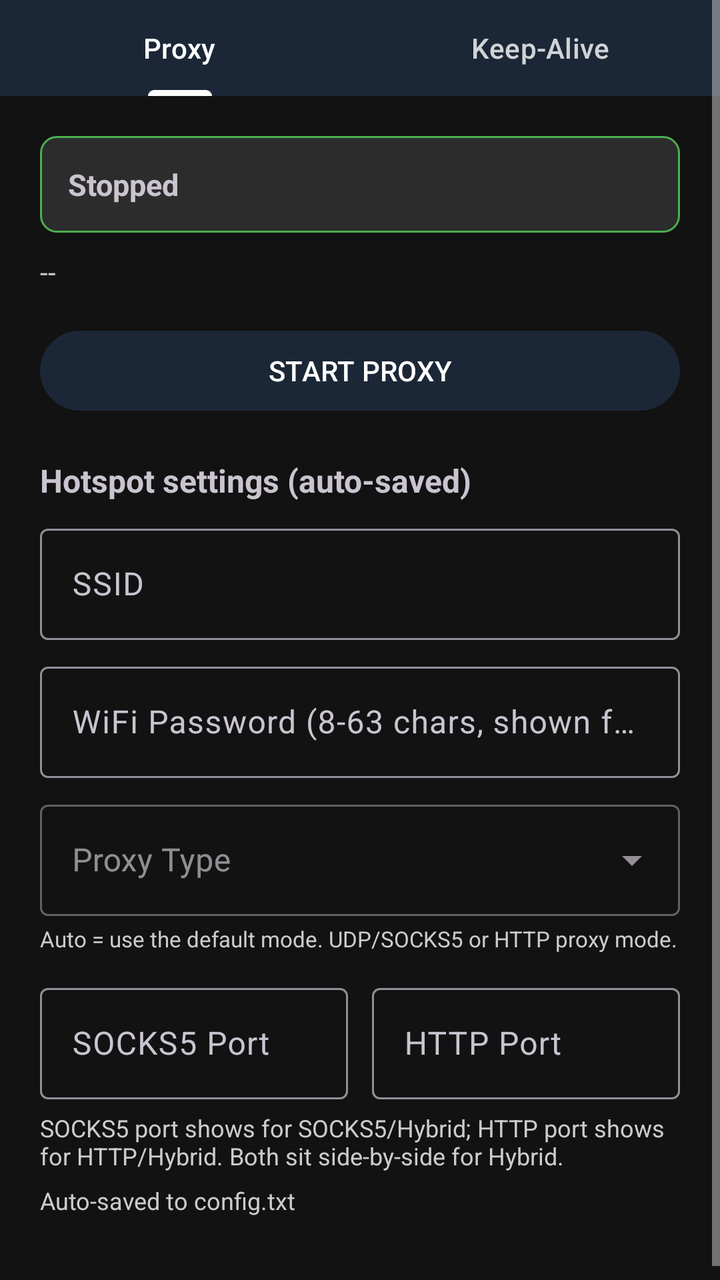
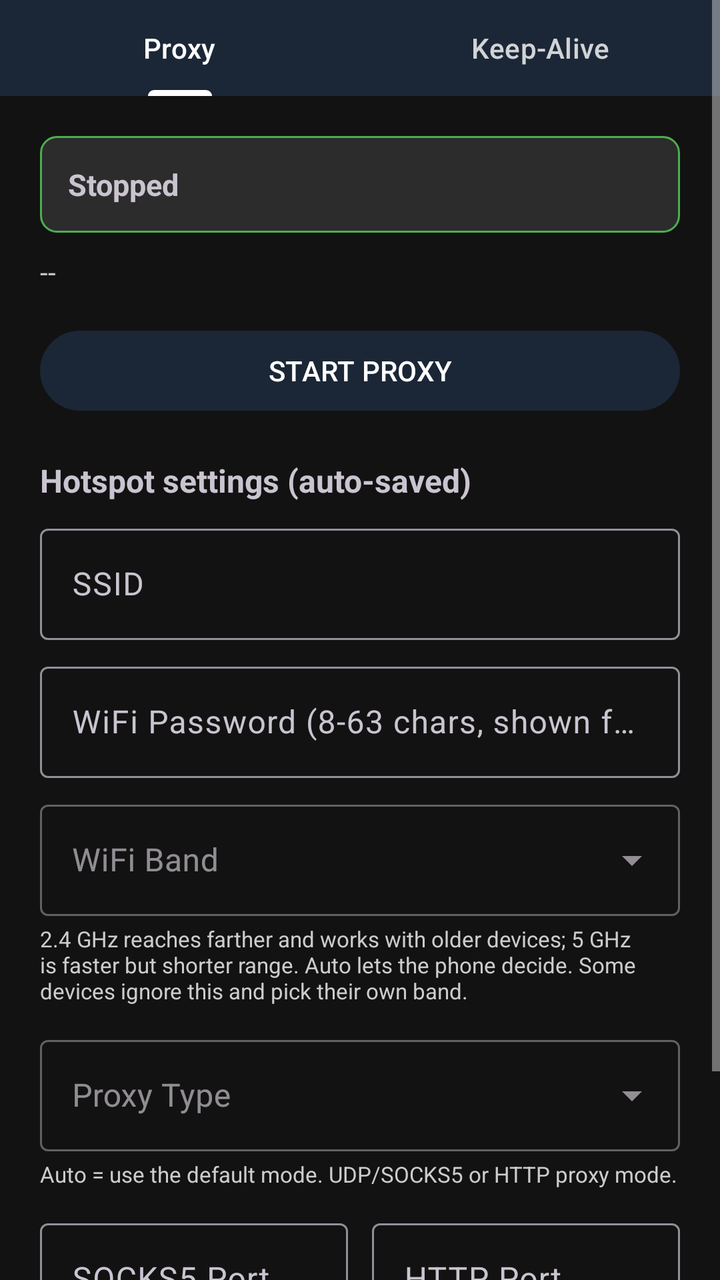

Screens rendered from an Android XML layout before and after an edit, with the pre-edit source and the edit as a unified diff.
<!-- AndroidManifest.xml: application theme Theme.Sacram -->
<!-- res/layout/activity_main.xml -->
<?xml version="1.0" encoding="utf-8"?>
<ScrollView xmlns:android="http://schemas.android.com/apk/res/android"
    android:layout_width="match_parent"
    android:layout_height="match_parent"
    android:background="@color/bg"
    android:fillViewport="true">

    <LinearLayout
        android:layout_width="match_parent"
        android:layout_height="wrap_content"
        android:orientation="vertical">

        <com.google.android.material.tabs.TabLayout
            android:id="@+id/tabLayout"
            android:layout_width="match_parent"
            android:layout_height="wrap_content"
            android:background="@color/primary"
            app:tabIndicatorColor="@color/on_primary"
            app:tabSelectedTextColor="@color/on_primary"
            app:tabTextColor="#CCFFFFFF"
            xmlns:app="http://schemas.android.com/apk/res-auto">

            <com.google.android.material.tabs.TabItem
                android:layout_width="wrap_content"
                android:layout_height="wrap_content"
                android:text="Proxy" />

            <com.google.android.material.tabs.TabItem
                android:layout_width="wrap_content"
                android:layout_height="wrap_content"
                android:text="Keep-Alive" />
        </com.google.android.material.tabs.TabLayout>

        
        <LinearLayout
            android:id="@+id/tabProxy"
            android:layout_width="match_parent"
            android:layout_height="wrap_content"
            android:orientation="vertical"
            android:padding="20dp">

            <TextView
                android:id="@+id/tvStatus"
                android:layout_width="match_parent"
                android:layout_height="wrap_content"
                android:background="@drawable/bg_status"
                android:padding="14dp"
                android:text="Stopped"
                android:textIsSelectable="true"
                android:textSize="15sp"
                android:textStyle="bold" />

            <TextView
                android:id="@+id/tvInfo"
                android:layout_width="match_parent"
                android:layout_height="wrap_content"
                android:layout_marginTop="10dp"
                android:text="--"
                android:textIsSelectable="true"
                android:textSize="14sp" />

            <Button
                android:id="@+id/btnToggle"
                android:layout_width="match_parent"
                android:layout_height="wrap_content"
                android:layout_marginTop="16dp"
                android:text="START PROXY" />

            <TextView
                android:layout_width="match_parent"
                android:layout_height="wrap_content"
                android:layout_marginTop="20dp"
                android:text="Hotspot settings (auto-saved)"
                android:textSize="16sp"
                android:textStyle="bold" />

            <com.google.android.material.textfield.TextInputLayout
                android:id="@+id/tilSsid"
                android:layout_width="match_parent"
                android:layout_height="wrap_content"
                android:layout_marginTop="8dp"
                android:hint="SSID">

                <com.google.android.material.textfield.TextInputEditText
                    android:id="@+id/etSsid"
                    android:layout_width="match_parent"
                    android:layout_height="wrap_content"
                    android:inputType="text" />
            </com.google.android.material.textfield.TextInputLayout>

            <com.google.android.material.textfield.TextInputLayout
                android:id="@+id/tilPass"
                android:layout_width="match_parent"
                android:layout_height="wrap_content"
                android:layout_marginTop="8dp"
                android:hint="WiFi Password (8-63 chars, shown for clients to see)">

                <com.google.android.material.textfield.TextInputEditText
                    android:id="@+id/etPass"
                    android:layout_width="match_parent"
                    android:layout_height="wrap_content"
                    android:inputType="text"
                    android:textIsSelectable="true" />
            </com.google.android.material.textfield.TextInputLayout>

            <com.google.android.material.textfield.TextInputLayout
                android:id="@+id/tilProxyType"
                android:layout_width="match_parent"
                android:layout_height="wrap_content"
                android:layout_marginTop="8dp"
                android:hint="Proxy Type"
                style="@style/Widget.MaterialComponents.TextInputLayout.OutlinedBox.ExposedDropdownMenu">

                <AutoCompleteTextView
                    android:id="@+id/etProxyType"
                    android:layout_width="match_parent"
                    android:layout_height="wrap_content"
                    android:inputType="none"
                    android:focusable="false"
                    android:clickable="true" />
            </com.google.android.material.textfield.TextInputLayout>

            <TextView
                android:layout_width="match_parent"
                android:layout_height="wrap_content"
                android:layout_marginTop="4dp"
                android:layout_marginBottom="4dp"
                android:text="Auto = use the default mode. UDP/SOCKS5 or HTTP proxy mode."
                android:textColor="@color/text_secondary"
                android:textSize="11sp" />

            <LinearLayout
                android:id="@+id/portRow"
                android:layout_width="match_parent"
                android:layout_height="wrap_content"
                android:layout_marginTop="8dp"
                android:orientation="horizontal"
                android:weightSum="2">

                <com.google.android.material.textfield.TextInputLayout
                    android:id="@+id/tilPort"
                    android:layout_width="0dp"
                    android:layout_height="wrap_content"
                    android:layout_marginEnd="6dp"
                    android:layout_weight="1"
                    android:hint="SOCKS5 Port">

                    <com.google.android.material.textfield.TextInputEditText
                        android:id="@+id/etPort"
                        android:layout_width="match_parent"
                        android:layout_height="wrap_content"
                        android:inputType="number" />
                </com.google.android.material.textfield.TextInputLayout>

                <com.google.android.material.textfield.TextInputLayout
                    android:id="@+id/tilHttpPort"
                    android:layout_width="0dp"
                    android:layout_height="wrap_content"
                    android:layout_marginStart="6dp"
                    android:layout_weight="1"
                    android:hint="HTTP Port">

                    <com.google.android.material.textfield.TextInputEditText
                        android:id="@+id/etHttpPort"
                        android:layout_width="match_parent"
                        android:layout_height="wrap_content"
                        android:inputType="number" />
                </com.google.android.material.textfield.TextInputLayout>
            </LinearLayout>

            <TextView
                android:layout_width="match_parent"
                android:layout_height="wrap_content"
                android:layout_marginTop="6dp"
                android:text="SOCKS5 port shows for SOCKS5/Hybrid; HTTP port shows for HTTP/Hybrid. Both sit side-by-side for Hybrid."
                android:textSize="12sp"
                android:textColor="@color/text_secondary"
                android:textIsSelectable="true" />

            <TextView
                android:id="@+id/tvSaved"
                android:layout_width="match_parent"
                android:layout_height="wrap_content"
                android:layout_marginTop="6dp"
                android:textColor="@color/text_secondary"
                android:textSize="12sp"
                android:text="Auto-saved to config.txt" />

            <TextView
                android:id="@+id/tvConfigPath"
                android:layout_width="match_parent"
                android:layout_height="wrap_content"
                android:layout_marginTop="4dp"
                android:textColor="@color/text_secondary"
                android:textIsSelectable="true"
                android:textSize="11sp" />

        </LinearLayout>

        
        <LinearLayout
            android:id="@+id/tabKeepalive"
            android:layout_width="match_parent"
            android:layout_height="wrap_content"
            android:orientation="vertical"
            android:padding="20dp"
            android:visibility="gone">

            <TextView
                android:layout_width="match_parent"
                android:layout_height="wrap_content"
                android:text="Keep Sacram alive on aggressive battery savers"
                android:textSize="16sp"
                android:textStyle="bold" />

            <Button
                android:id="@+id/btnBattery"
                android:layout_width="match_parent"
                android:layout_height="wrap_content"
                android:layout_marginTop="12dp"
                android:text="REQUEST BATTERY EXEMPTION" />

            <Button
                android:id="@+id/btnAutostart"
                android:layout_width="match_parent"
                android:layout_height="wrap_content"
                android:layout_marginTop="8dp"
                android:text="AUTOSTART SETTINGS" />

            <Button
                android:id="@+id/btnWiki"
                android:layout_width="match_parent"
                android:layout_height="wrap_content"
                android:layout_marginTop="8dp"
                android:text="OPEN SETUP GUIDE (WIKI)" />

            <TextView
                android:layout_width="match_parent"
                android:layout_height="wrap_content"
                android:layout_marginTop="24dp"
                android:text="Network keep-alive ping"
                android:textSize="16sp"
                android:textStyle="bold" />

            <TextView
                android:layout_width="match_parent"
                android:layout_height="wrap_content"
                android:layout_marginTop="4dp"
                android:text="While the proxy runs, Sacram pings the URL below on an interval so the OS sees traffic and is less likely to idle or kill it. Edit and start/restart the proxy to apply."
                android:textColor="@color/text_secondary"
                android:textSize="12sp" />

            <com.google.android.material.textfield.TextInputLayout
                android:id="@+id/tilKeepaliveUrl"
                android:layout_width="match_parent"
                android:layout_height="wrap_content"
                android:layout_marginTop="8dp"
                android:hint="Keep-Alive URL (pre-listed site)">

                <com.google.android.material.textfield.TextInputEditText
                    android:id="@+id/etKeepaliveUrl"
                    android:layout_width="match_parent"
                    android:layout_height="wrap_content"
                    android:inputType="textUri" />
            </com.google.android.material.textfield.TextInputLayout>

            <com.google.android.material.textfield.TextInputLayout
                android:id="@+id/tilKeepaliveInterval"
                android:layout_width="match_parent"
                android:layout_height="wrap_content"
                android:layout_marginTop="8dp"
                android:hint="Ping interval (seconds, min 15)">

                <com.google.android.material.textfield.TextInputEditText
                    android:id="@+id/etKeepaliveInterval"
                    android:layout_width="match_parent"
                    android:layout_height="wrap_content"
                    android:inputType="number" />
            </com.google.android.material.textfield.TextInputLayout>

            <com.google.android.material.textfield.TextInputLayout
                android:id="@+id/tilWifiRestore"
                android:layout_width="match_parent"
                android:layout_height="wrap_content"
                android:layout_marginTop="8dp"
                android:hint="Auto-restore WiFi after (minutes, 0 = off)">

                <com.google.android.material.textfield.TextInputEditText
                    android:id="@+id/etWifiRestore"
                    android:layout_width="match_parent"
                    android:layout_height="wrap_content"
                    android:inputType="number" />
            </com.google.android.material.textfield.TextInputLayout>

            <TextView
                android:layout_width="match_parent"
                android:layout_height="wrap_content"
                android:layout_marginTop="4dp"
                android:text="If the WiFi radio turns off while the proxy runs, Sacram waits this many minutes then turns it back on and rebuilds the hotspot. Set 0 to disable. It does not distinguish who turned WiFi off - stopping the proxy also stops this."
                android:textColor="@color/text_secondary"
                android:textSize="12sp" />

            <TextView
                android:layout_width="match_parent"
                android:layout_height="wrap_content"
                android:layout_marginTop="24dp"
                android:text="Control panel"
                android:textSize="16sp"
                android:textStyle="bold" />

            <CheckBox
                android:id="@+id/chkRequireApprovalRestart"
                android:layout_width="match_parent"
                android:layout_height="wrap_content"
                android:layout_marginTop="8dp"
                android:text="Require approval for panel restart" />

            <TextView
                android:layout_width="match_parent"
                android:layout_height="wrap_content"
                android:layout_marginTop="4dp"
                android:text="When off (default), the Restart proxy button on the web control panel restarts immediately - useful when you can't reach the phone physically. When on, a restart must be approved in-app within 10 seconds, like other panel changes."
                android:textColor="@color/text_secondary"
                android:textSize="12sp" />

            <TextView
                android:layout_width="match_parent"
                android:layout_height="wrap_content"
                android:layout_marginTop="24dp"
                android:text="@string/help"
                android:textIsSelectable="true"
                android:textSize="13sp" />

        </LinearLayout>

    </LinearLayout>
</ScrollView>
<!-- resources referenced by this layout -->
<resources>
  <color name="bg">#121212</color>
  <color name="on_primary">#FFFFFF</color>
  <color name="primary">#1B2736</color>
  <color name="text_secondary">#CCCCCC</color>
  <!-- drawable bg_status (drawable) -->
  <?xml version="1.0" encoding="utf-8"?>
  <shape xmlns:android="http://schemas.android.com/apk/res/android">
      <solid android:color="#2C2C2C" />
      <stroke android:width="1dp" android:color="#4CAF50" />
      <corners android:radius="8dp" />
  </shape>
  <string name="help">Full setup guide, PC client config and troubleshooting are on the
  GitHub Wiki: github.com/SynacNipo/Sacram/wiki
  
  Short version:
  1. START proxy - the app becomes a WiFi Direct hotspot.
  2. Connect your PC/device to the SSID shown on screen.
  3. On the PC use the bundled sing-box client (SacramConnect.bat)
     pointing to the socks5 address shown above - TUN is required for
     systemwide TCP + UDP (games, DNS, UDP apps).</string>
  <style name="Theme.Sacram" parent="Theme.Material3.Dark.NoActionBar">
          <item name="colorPrimary">@color/primary</item>
          <item name="colorOnPrimary">@color/on_primary</item>
          <item name="colorSecondary">@color/primary</item>
          <item name="android:windowBackground">@color/bg</item>
          <item name="android:colorBackground">@color/bg</item>
          <item name="android:textColorPrimary">@color/text_primary</item>
          <item name="android:textColorSecondary">@color/text_secondary</item>
      </style>
  <color name="text_primary">#FFFFFF</color>
</resources>

<!-- the commit's change to res/layout/activity_main.xml (unified diff, before → after) -->
@@ -104,6 +104,32 @@
             </com.google.android.material.textfield.TextInputLayout>
 
             <com.google.android.material.textfield.TextInputLayout
+                android:id="@+id/tilBand"
+                android:layout_width="match_parent"
+                android:layout_height="wrap_content"
+                android:layout_marginTop="8dp"
+                android:hint="WiFi Band"
+                style="@style/Widget.MaterialComponents.TextInputLayout.OutlinedBox.ExposedDropdownMenu">
+
+                <AutoCompleteTextView
+                    android:id="@+id/etBand"
+                    android:layout_width="match_parent"
+                    android:layout_height="wrap_content"
+                    android:inputType="none"
+                    android:focusable="false"
+                    android:clickable="true" />
+            </com.google.android.material.textfield.TextInputLayout>
+
+            <TextView
+                android:layout_width="match_parent"
+                android:layout_height="wrap_content"
+                android:layout_marginTop="4dp"
+                android:layout_marginBottom="4dp"
+                android:text="2.4 GHz reaches farther and works with older devices; 5 GHz is faster but shorter range. Auto lets the phone decide. Some devices ignore this and pick their own band."
+                android:textColor="@color/text_secondary"
+                android:textSize="11sp" />
+
+            <com.google.android.material.textfield.TextInputLayout
                 android:id="@+id/tilProxyType"
                 android:layout_width="match_parent"
                 android:layout_height="wrap_content"
